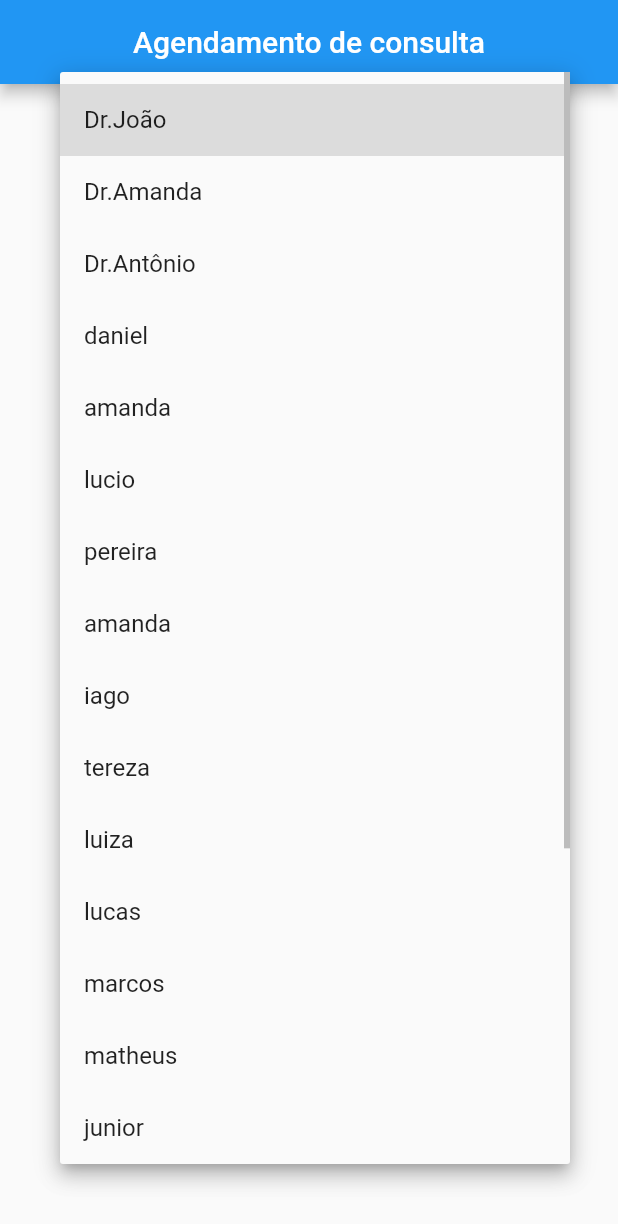
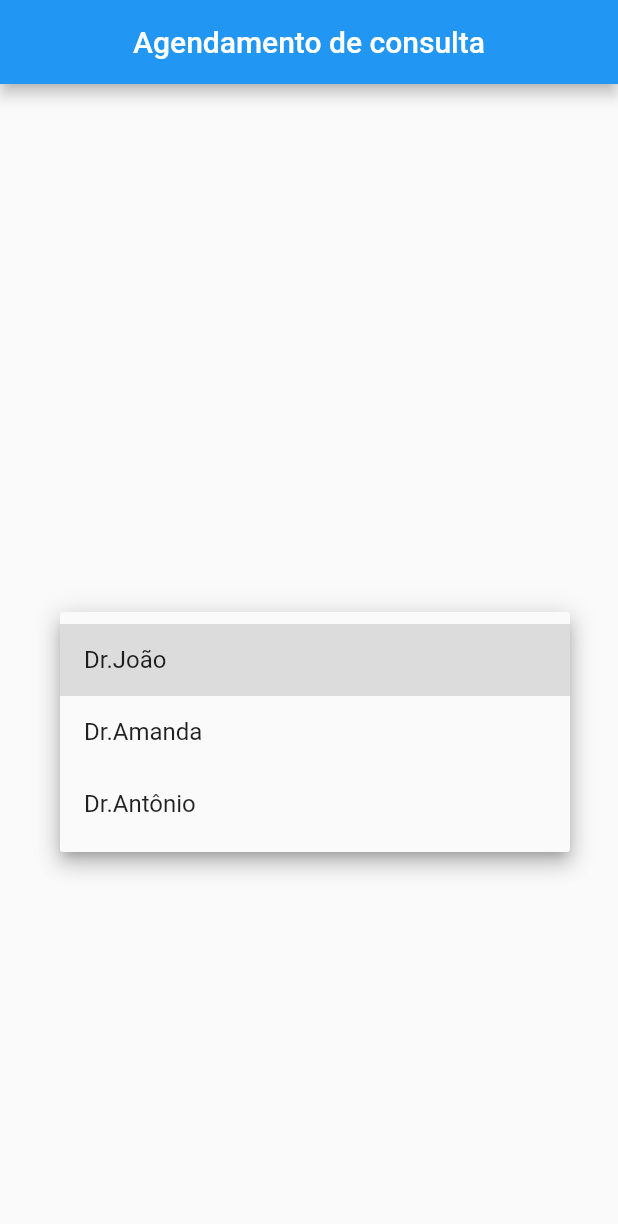
Before and after one commit to Baskhar/site_protitipo2, a Flutter app: the screen it shows after launch, after a tap on "Selecione o Doutor(a)", on a phone screen of 412 x 824 dp. Shown: the top 1224 px of the screen. Run offline on Flutter 3.47's test engine with Material 2 defaults, Android fonts, the phone set to English and light mode, and no system bars; our stand-ins replace cloud_firestore, datetime_picker_formfield, firebase_core; accounts and stored records are empty; statements that could not run were skipped.

Commit message:
segundo commit

```diff
--- a/lib/pages/pagina_inicial.dart
+++ b/lib/pages/pagina_inicial.dart
@@ -13,7 +13,7 @@ class PaginaInicial extends StatefulWidget {
 class _PaginaInicialState extends State<PaginaInicial> {
 
   final dropvalue = ValueNotifier('');
-  final dropOpcoes = ['Dr.João', 'Dr.Amanda', 'Dr.Antônio','daniel','amanda','lucio','pereira','amanda','iago','tereza','luiza','lucas','marcos','matheus','junior','simone','vanderson','manuel','ricardo','gustavo','cristina'];
+  final dropOpcoes = ['Dr.João', 'Dr.Amanda', 'Dr.Antônio'];
 
   @override
   Widget build(BuildContext context) {
```
